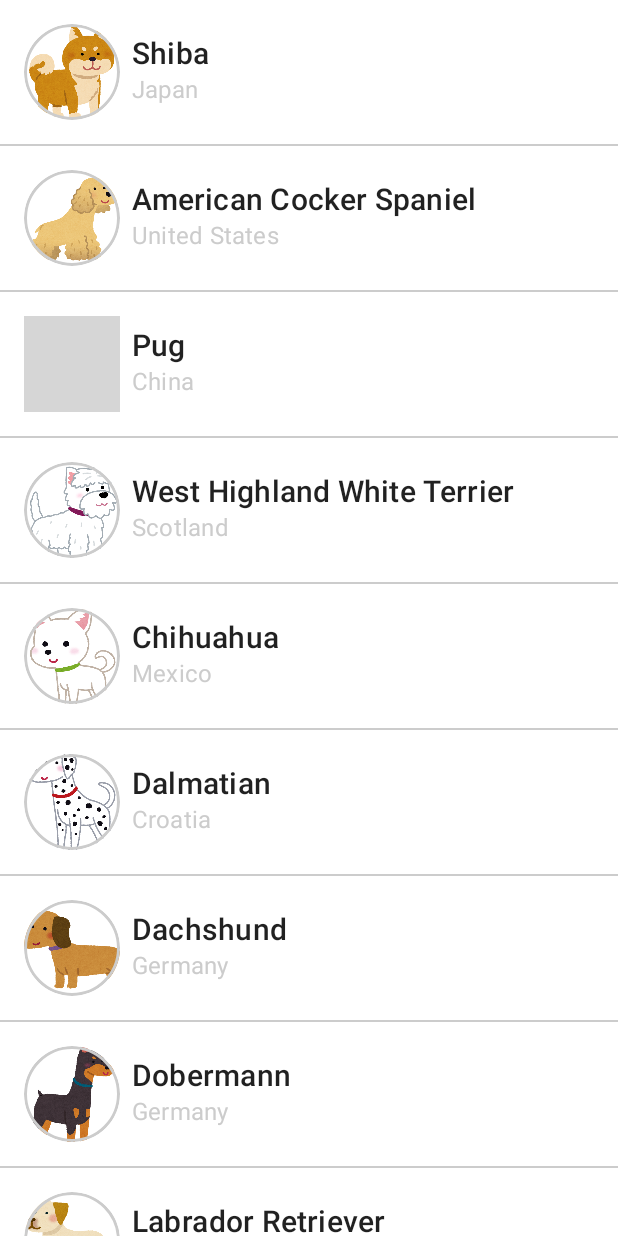
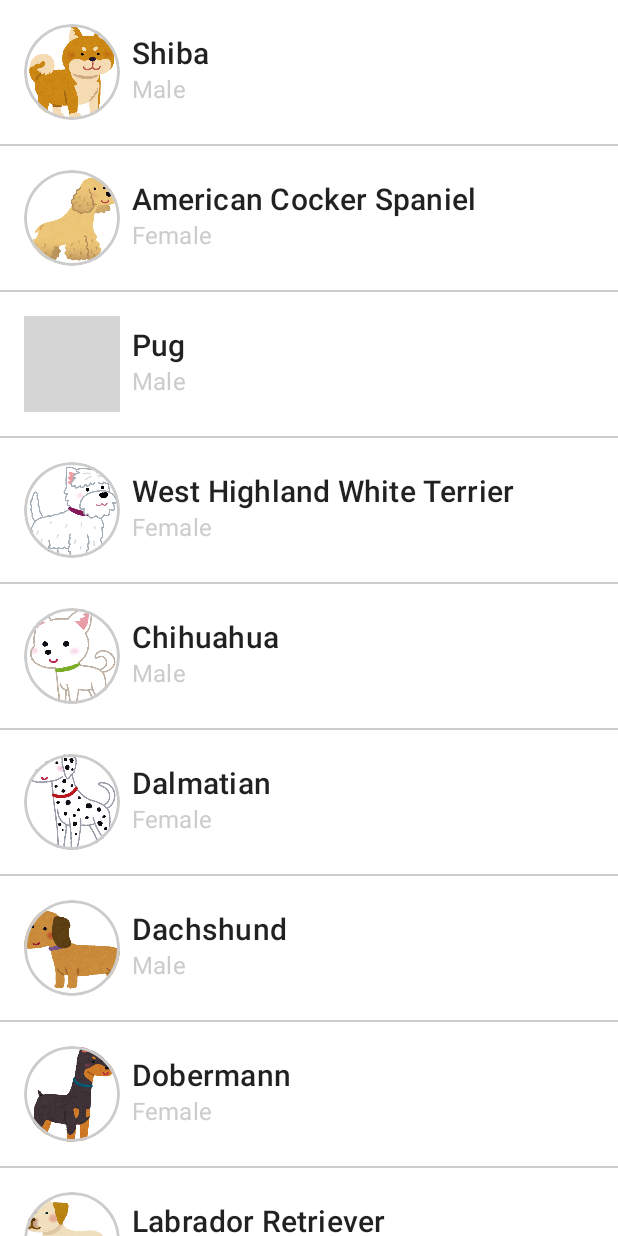
Before and after one commit to tatsuyafujisaki/puppy-adoption-app, an Android app built with Jetpack Compose: the screen it shows after launch (MainActivity), on a phone screen of 412 x 824 dp. Run offline under Robolectric (Android 15) with nearby library versions, the phone set to English and light mode, and no system bars; 1 statement that could not run was skipped; grey boxes are pictures that could not be loaded.

Commit message:
Update puppy data to make the app look more like an adoption app

```diff
--- a/app/src/main/java/com/example/androiddevchallenge/Dog.kt
+++ b/app/src/main/java/com/example/androiddevchallenge/Dog.kt
@@ -21,7 +21,8 @@ import androidx.annotation.StringRes
 data class Dog(
     val id: String,
     val breed: String,
-    val origin: String,
+    val gender: Gender,
+    val age: Int,
     @DrawableRes val drawableResId: Int,
     @StringRes val descriptionResId: Int = R.string.lorem_ipsum
 )
--- a/app/src/main/java/com/example/androiddevchallenge/DogDetail.kt
+++ b/app/src/main/java/com/example/androiddevchallenge/DogDetail.kt
@@ -45,10 +45,12 @@ fun DogDetail(dog: Dog) {
             contentScale = ContentScale.Crop
         )
         Spacer(Modifier.height(16.dp))
-        Text("Breed: ${dog.breed}", style = MaterialTheme.typography.h6)
-        Spacer(Modifier.height(16.dp))
-        Text("Origin: ${dog.origin}", style = MaterialTheme.typography.h6)
-        Spacer(Modifier.height(16.dp))
+        Text("Breed: ${dog.breed}", style = MaterialTheme.typography.body1)
+        Spacer(Modifier.height(8.dp))
+        Text("Gender: ${dog.gender}", style = MaterialTheme.typography.body1)
+        Spacer(Modifier.height(8.dp))
+        Text("Age: ${dog.age}", style = MaterialTheme.typography.body1)
+        Spacer(Modifier.height(8.dp))
         Text(stringResource(dog.descriptionResId), style = MaterialTheme.typography.body2)
         Spacer(Modifier.height(16.dp))
         Button(
--- a/app/src/main/java/com/example/androiddevchallenge/DogList.kt
+++ b/app/src/main/java/com/example/androiddevchallenge/DogList.kt
@@ -85,7 +85,11 @@ fun DogListItem(
             modifier = Modifier.padding(8.dp)
         ) {
             Text(dog.breed, style = MaterialTheme.typography.h6)
-            Text(dog.origin, style = MaterialTheme.typography.subtitle1, color = Color.LightGray)
+            Text(
+                dog.gender.toString(),
+                style = MaterialTheme.typography.subtitle1,
+                color = Color.LightGray
+            )
         }
     }
 }
--- /dev/null
+++ b/app/src/main/java/com/example/androiddevchallenge/Gender.kt
@@ -0,0 +1,6 @@
+package com.example.androiddevchallenge
+
+enum class Gender {
+    Female,
+    Male
+}
--- a/app/src/main/java/com/example/androiddevchallenge/MainActivity.kt
+++ b/app/src/main/java/com/example/androiddevchallenge/MainActivity.kt
@@ -25,6 +25,8 @@ import androidx.navigation.compose.NavHost
 import androidx.navigation.compose.composable
 import androidx.navigation.compose.navArgument
 import androidx.navigation.compose.rememberNavController
+import com.example.androiddevchallenge.Gender.Female
+import com.example.androiddevchallenge.Gender.Male
 import com.example.androiddevchallenge.ui.theme.MyTheme
 
 class MainActivity : AppCompatActivity() {
@@ -72,14 +74,14 @@ fun DarkPreview() {
 }
 
 val dogs = listOf(
-    Dog("1", "Shiba", "Japan", R.drawable.shiba),
-    Dog("2", "American Cocker Spaniel", "United States", R.drawable.american_cocker_spaniel),
-    Dog("3", "Pug", "China", R.drawable.pug),
-    Dog("4", "West Highland White Terrier", "Scotland", R.drawable.west_highland_white_terrier),
-    Dog("5", "Chihuahua", "Mexico", R.drawable.chihuahua),
-    Dog("6", "Dalmatian", "Croatia", R.drawable.dalmatian),
-    Dog("7", "Dachshund", "Germany", R.drawable.dachshund),
-    Dog("8", "Dobermann", "Germany", R.drawable.dobermann),
-    Dog("9", "Labrador Retriever", "United Kingdom", R.drawable.labrador_retriever),
-    Dog("10", "Beagle", "England", R.drawable.beagle)
+    Dog("1", "Shiba", Male, 1, R.drawable.shiba),
+    Dog("2", "American Cocker Spaniel", Female, 2, R.drawable.american_cocker_spaniel),
+    Dog("3", "Pug", Male, 3, R.drawable.pug),
+    Dog("4", "West Highland White Terrier", Female, 2, R.drawable.west_highland_white_terrier),
+    Dog("5", "Chihuahua", Male, 1, R.drawable.chihuahua),
+    Dog("6", "Dalmatian", Female, 2, R.drawable.dalmatian),
+    Dog("7", "Dachshund", Male, 3, R.drawable.dachshund),
+    Dog("8", "Dobermann", Female, 2, R.drawable.dobermann),
+    Dog("9", "Labrador Retriever", Male, 1, R.drawable.labrador_retriever),
+    Dog("10", "Beagle", Female, 2, R.drawable.beagle)
 )
--- a/app/src/main/res/values/strings.xml
+++ b/app/src/main/res/values/strings.xml
@@ -14,7 +14,5 @@
         eiusmod tempor incididunt ut labore et dolore magna aliqua. Ut enim ad minim veniam, quis
         nostrud exercitation ullamco laboris nisi ut aliquip ex ea commodo consequat. Duis aute
         irure dolor in reprehenderit in voluptate velit esse cillum dolore eu fugiat nulla pariatur.
-        Excepteur sint occaecat cupidatat non proident, sunt in culpa qui officia deserunt mollit
-        anim id est laborum.
     </string>
 </resources>
```
